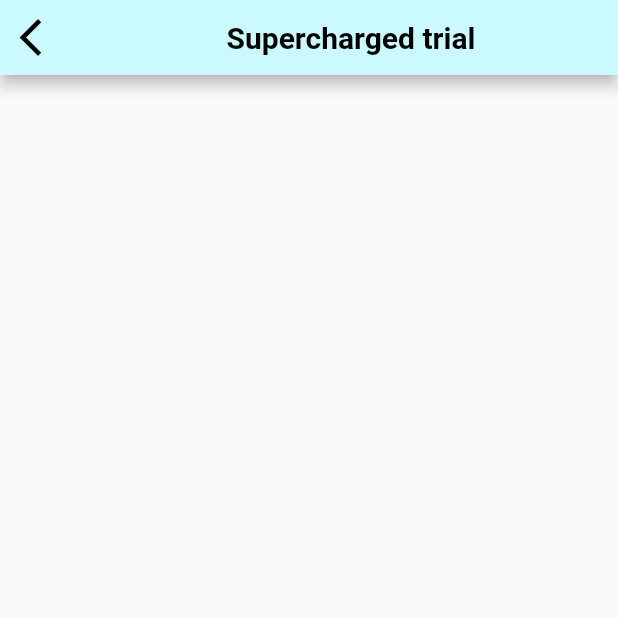
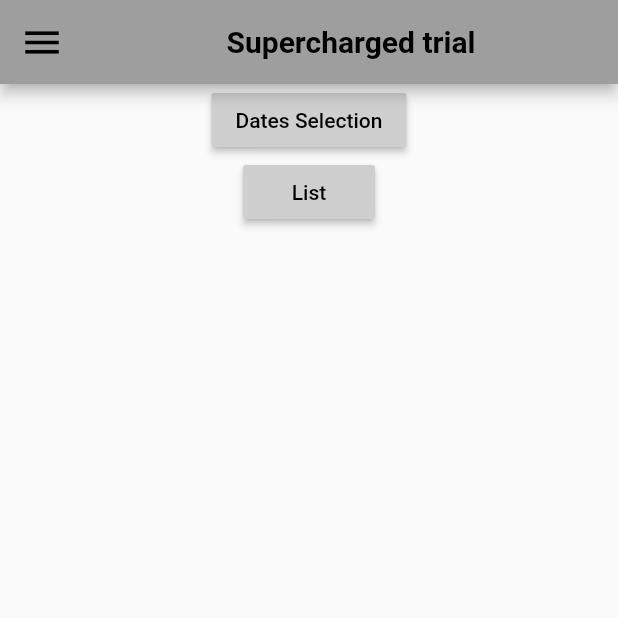
Before and after one commit to PeachBlack-Alba/Supercharged, a Flutter app: the screen it shows after launch, on a phone screen of 412 x 824 dp, the top half of it. Run offline on Flutter 3.47's test engine with Material 2 defaults, Android fonts, the phone set to English and light mode, and no system bars; our stand-ins replace supercharged.

Commit message:
rendering, colors, and list

```diff
--- a/lib/main.dart
+++ b/lib/main.dart
@@ -1,4 +1,5 @@
 import 'package:flutter/material.dart';
+import 'package:superPackage/screens/Dates.dart';
 import 'screens/Home.dart';
 
 void main() {
@@ -7,6 +8,14 @@ void main() {
 class MyApp extends StatelessWidget {
   @override
   Widget build(BuildContext context) {
-    return Home();
+    return MaterialApp(
+      debugShowCheckedModeBanner: false,
+      initialRoute: '/',
+      routes: {
+        '/': (context) => Home(),
+        '/Dates': (context) => Dates(),
+        //'/List': (context) => List(),
+      },
+    );
   }
 }
--- a/lib/screens/Home.dart
+++ b/lib/screens/Home.dart
@@ -1,6 +1,11 @@
 import 'package:flutter/material.dart';
+import 'package:flutter/widgets.dart';
 import 'package:superPackage/screens/MyAppBar.dart';
+import 'package:superPackage/ui/styles/Colors.dart';
+import 'package:supercharged/supercharged.dart';
 
+import 'Dates.dart';
+import 'ListFilters.dart';
 
 class Home extends StatefulWidget {
   @override
@@ -13,10 +18,67 @@ class _HomeState extends State<Home> {
     return MaterialApp(
       debugShowCheckedModeBanner: false,
       home: Scaffold(
-        appBar: PreferredSize(
-            preferredSize: const Size.fromHeight(50),
-            child: MyAppBar()),
-        body: Container(),
+        appBar: AppBar(
+          backgroundColor: ColorsPalete.primaryGrey,
+          flexibleSpace: Container(
+            decoration: BoxDecoration(
+              color: ColorsPalete.primaryGrey,
+            ),
+          ),
+          title: Center(
+            child: Text(
+              'Supercharged trial',
+              style: TextStyle(
+                  fontSize: 20,
+                  fontWeight: FontWeight.bold,
+                  color: Colors.black),
+            ),
+          ),
+          leading: GestureDetector(
+            onTap: () {
+              Navigator.pop(context);
+            },
+            child: Icon(
+              Icons.menu_outlined,
+            ),
+          ),
+          iconTheme:
+              IconThemeData(size: 30.0, color: Colors.black, opacity: 10.0),
+        ),
+        body: Stack(
+          children: <Widget>[
+            Center(
+              child: Column(
+                mainAxisAlignment: MainAxisAlignment.start,
+                children: <Widget>[
+                  RaisedButton(
+                      child: Text('Dates Selection'),
+                      onPressed: () {
+                        Navigator.push(
+                          context,
+                          MaterialPageRoute(builder: (context) => Dates()),
+                        );},
+                    color: ColorsPalete.lightGrey,
+                    splashColor: ColorsPalete.darkGrey,
+                    textColor: Colors.black,
+                  ),
+                  RaisedButton(
+                      child: Text('List'),
+                      onPressed: () {
+                        Navigator.push(
+                          context,
+                          MaterialPageRoute(builder: (context) => ListFilters()),
+                        );},
+                    color: ColorsPalete.lightGrey,
+                    splashColor: ColorsPalete.darkGrey,
+                    textColor: Colors.black,
+                  ),
+
+                ],
+              ),
+            ),
+          ],
+        ),
       ),
     );
   }
--- a/lib/screens/MyAppBar.dart
+++ b/lib/screens/MyAppBar.dart
@@ -1,5 +1,6 @@
 import 'package:flutter/material.dart';
 import 'package:flutter/services.dart';
+import 'package:superPackage/ui/styles/Colors.dart';
 import 'package:supercharged/supercharged.dart';
 
 
@@ -11,14 +12,12 @@ class MyAppBar extends StatefulWidget {
 class _MyAppBarState extends State<MyAppBar> {
   @override
   Widget build(BuildContext context) {
-    // .toColor()
-    final lightBlue =  "#cafafe".toColor();
     return Scaffold(
       appBar: AppBar(
-        backgroundColor: lightBlue,
+        backgroundColor: ColorsPalete.primaryGrey,
         flexibleSpace: Container(
           decoration: BoxDecoration(
-            color: lightBlue,
+            color: ColorsPalete.primaryGrey,
           ),
         ),
         title: Center(child: Text('Supercharged trial', style: TextStyle(fontSize: 20, fontWeight: FontWeight.bold, color: Colors.black),
--- /dev/null
+++ b/lib/ui/styles/Colors.dart
@@ -0,0 +1,10 @@
+import 'package:flutter/widgets.dart';
+import 'package:supercharged/supercharged.dart';
+
+class ColorsPalete {
+
+  static final primaryGrey = "#9e9e9e".toColor();
+  static final lightGrey = "#cfcfcf".toColor();
+  static final darkGrey = "#707070".toColor();
+
+}
```
Also changed, not shown: lib/screens/Dates.dart (+47 -0 lines), lib/screens/ListFilters.dart (added, +22 -0 lines).
